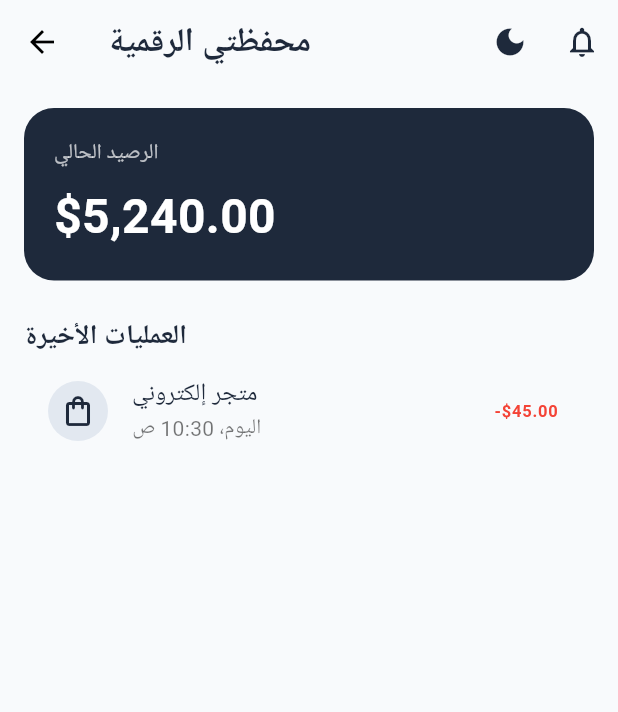
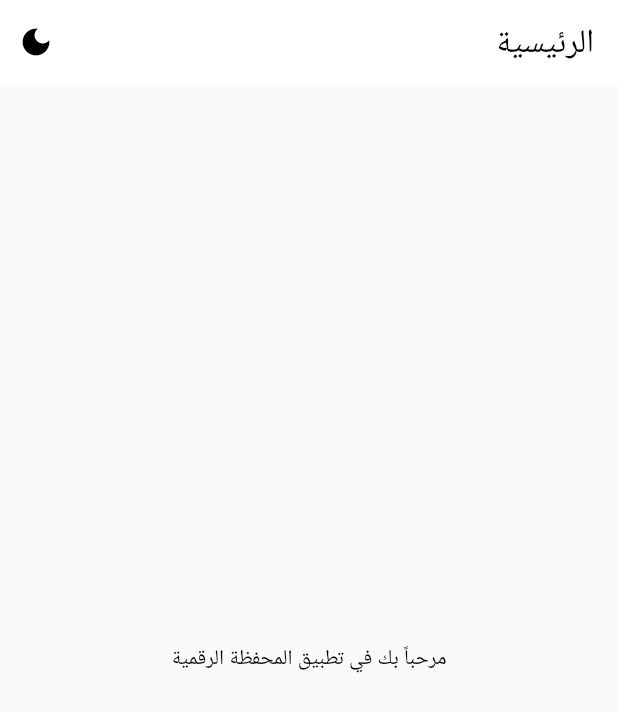
Before and after one commit to sabooha216/my_digital_wallet, a Flutter app: the HomeScreen screen opened directly with empty values, on a phone screen of 412 x 824 dp. Shown: the top 712 px of the screen. Run offline on Flutter 3.47's test engine with Material 3 defaults, Android fonts, the phone set to English and light mode, and no system bars; generated files the repository leaves out were written again.

Commit message:
إضافة شاشة تسجيل الدخول وتجهيز الواجهة الرئيسية

```diff
--- /dev/null
+++ b/lib/l10n/app_ar.arb
@@ -0,0 +1,5 @@
+{
+  "welcomeMessage": "أهلاً بك",
+  "loginSubtitle": "سجل دخولك للمحفظة الرقمية",
+  "loginButton": "تسجيل الدخول"
+}
--- /dev/null
+++ b/lib/l10n/app_en.arb
@@ -0,0 +1,5 @@
+{
+  "welcomeMessage": "Welcome",
+  "loginSubtitle": "Login to your Digital Wallet",
+  "loginButton": "Login"
+}
--- a/lib/screens/home_screen.dart
+++ b/lib/screens/home_screen.dart
@@ -1,6 +1,4 @@
 import 'package:flutter/material.dart';
-
-import '../constants/colors.dart';
 
 class HomeScreen extends StatelessWidget {
   final VoidCallback onThemeChanged;
@@ -14,135 +12,18 @@ class HomeScreen extends StatelessWidget {
 
   @override
   Widget build(BuildContext context) {
-    final textColor = isDarkMode ? Colors.white : AppColors.primary;
-    final secondaryTextColor =
-        isDarkMode ? Colors.white70 : Colors.black54;
-
     return Scaffold(
-      backgroundColor: isDarkMode
-          ? AppColors.darkBackground
-          : AppColors.background,
-
       appBar: AppBar(
-        backgroundColor: Colors.transparent,
-        elevation: 0,
-
-        title: Text(
-          'محفظتي الرقمية',
-          style: TextStyle(
-            color: textColor,
-            fontWeight: FontWeight.bold,
-          ),
-        ),
-
+        title: const Text('الرئيسية'),
         actions: [
           IconButton(
-            icon: Icon(
-              isDarkMode
-                  ? Icons.light_mode
-                  : Icons.dark_mode,
-              color: textColor,
-            ),
+            icon: Icon(isDarkMode ? Icons.light_mode : Icons.dark_mode),
             onPressed: onThemeChanged,
-          ),
-
-          IconButton(
-            icon: Icon(
-              Icons.notifications_outlined,
-              color: textColor,
-            ),
-            onPressed: () {},
           ),
         ],
       ),
-
-      body: SingleChildScrollView(
-        padding: const EdgeInsets.all(16.0),
-
-        child: Column(
-          crossAxisAlignment: CrossAxisAlignment.start,
-
-          children: [
-            Container(
-              width: double.infinity,
-              padding: const EdgeInsets.all(20),
-
-              decoration: BoxDecoration(
-                color: AppColors.primary,
-                borderRadius: BorderRadius.circular(20),
-              ),
-
-              child: Column(
-                crossAxisAlignment: CrossAxisAlignment.start,
-
-                children: const [
-                  Text(
-                    'الرصيد الحالي',
-                    style: TextStyle(
-                      color: Colors.white70,
-                      fontSize: 14,
-                    ),
-                  ),
-
-                  SizedBox(height: 8),
-
-                  Text(
-                    '\$5,240.00',
-                    style: TextStyle(
-                      color: Colors.white,
-                      fontSize: 32,
-                      fontWeight: FontWeight.bold,
-                    ),
-                  ),
-                ],
-              ),
-            ),
-
-            const SizedBox(height: 24),
-
-            Text(
-              'العمليات الأخيرة',
-              style: TextStyle(
-                fontSize: 18,
-                fontWeight: FontWeight.bold,
-                color: textColor,
-              ),
-            ),
-
-            ListTile(
-              leading: const CircleAvatar(
-                backgroundColor: Color(0xFFE2E8F0),
-                child: Icon(
-                  Icons.shopping_bag_outlined,
-                  color: AppColors.primary,
-                ),
-              ),
-
-              title: Text(
-                'متجر إلكتروني',
-                style: TextStyle(
-                  color: textColor,
-                  fontWeight: FontWeight.w500,
-                ),
-              ),
-
-              subtitle: Text(
-                'اليوم، 10:30 ص',
-                style: TextStyle(
-                  color: secondaryTextColor,
-                ),
-              ),
-
-              trailing: const Text(
-                '-\$45.00',
-                style: TextStyle(
-                  color: Colors.red,
-                  fontWeight: FontWeight.bold,
-                ),
-              ),
-            ),
-          ],
-        ),
+      body: const Center(
+        child: Text('مرحباً بك في تطبيق المحفظة الرقمية'),
       ),
     );
   }
--- a/pubspec.yaml
+++ b/pubspec.yaml
@@ -54,11 +54,12 @@ dev_dependencies:
 
 # The following section is specific to Flutter packages.
 flutter:
-
+  uses-material-design: true
+  generate: true
   # The following line ensures that the Material Icons font is
   # included with your application, so that you can use the icons in
   # the material Icons class.
-  uses-material-design: true
+
 
   # To add assets to your application, add an assets section, like this:
   # assets:
```
Also changed, not shown: lib/main.dart (+25 -14 lines), lib/screens/login_screen.dart (+21 -40 lines), flutter_01.png (added), 1 other file.
